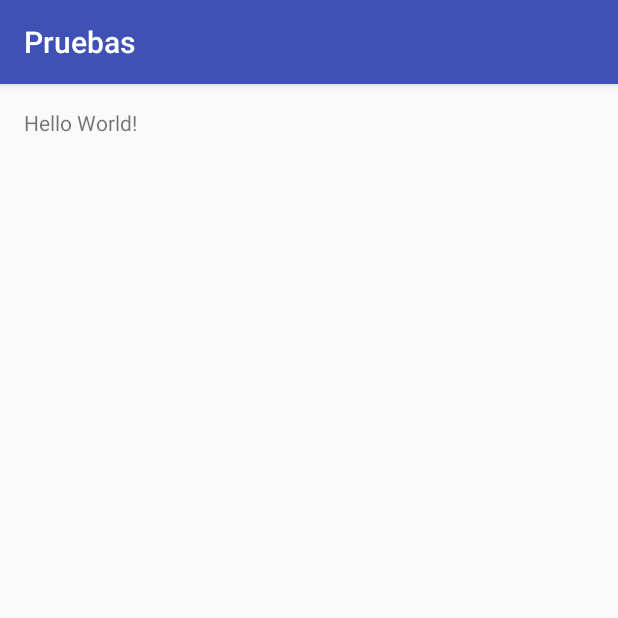
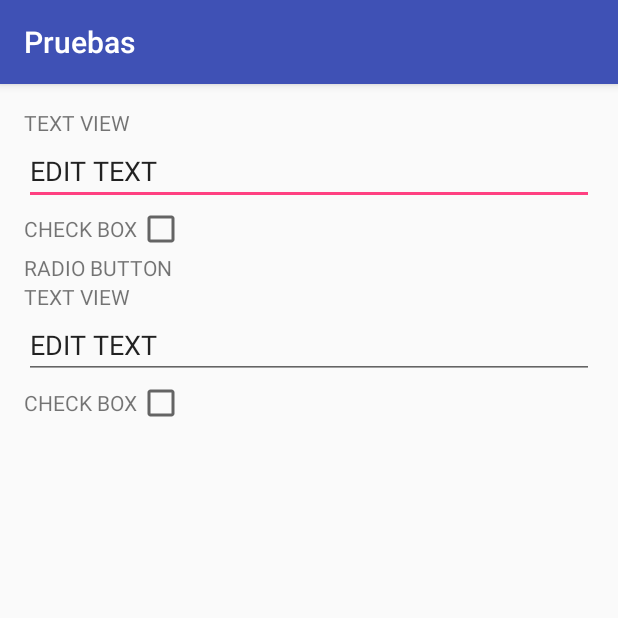
Before and after one commit to blandon1992/Pruebas, an Android app: the screen it shows after launch (MainActivity), on a phone screen of 412 x 824 dp, the top half of it. Run offline under Robolectric (Android 15) with nearby library versions, the phone set to English and light mode, and no system bars.

Commit message:
ya muestra diferentes items en el recyclerview

```diff
--- a/RV_Multiply_View/build.gradle
+++ b/RV_Multiply_View/build.gradle
@@ -20,7 +20,10 @@ android {
 }
 
 dependencies {
-    compile fileTree(dir: 'libs', include: ['*.jar'])
+    compile fileTree(include: ['*.jar'], dir: 'libs')
     testCompile 'junit:junit:4.12'
     compile 'com.android.support:appcompat-v7:24.2.1'
+    compile 'com.android.support:recyclerview-v7:25.0.0'
+    compile 'com.github.gcacace:signature-pad:1.2.0'
+
 }
--- /dev/null
+++ b/RV_Multiply_View/src/main/java/com/example/desarrollo5/pruebas/AdaptadorCampos.java
@@ -0,0 +1,82 @@
+package com.example.desarrollo5.pruebas;
+
+
+import android.support.v7.widget.RecyclerView;
+import android.view.LayoutInflater;
+import android.view.View;
+import android.view.ViewGroup;
+
+import java.util.List;
+
+public class AdaptadorCampos extends RecyclerView.Adapter<RecyclerView.ViewHolder>{
+
+    private List<String> TipoCampo;
+
+    public AdaptadorCampos(List<String> tipoCampo) {
+        TipoCampo = tipoCampo;
+    }
+
+    @Override
+    public RecyclerView.ViewHolder onCreateViewHolder(ViewGroup parent, int viewType) {
+        View view;
+        switch (viewType) {
+            case 0:
+                view = LayoutInflater.from(parent.getContext()).inflate(R.layout.text_view, parent, false);
+                return new TextView(view);
+            case 1:
+                view = LayoutInflater.from(parent.getContext()).inflate(R.layout.edit_text, parent, false);
+                return new EditText(view);
+            case 2:
+                view = LayoutInflater.from(parent.getContext()).inflate(R.layout.check_box, parent, false);
+                return new CheckBox(view);
+            case 3:
+                view = LayoutInflater.from(parent.getContext()).inflate(R.layout.radio_button, parent, false);
+                return new RadioButton(view);
+        }
+        return null;
+    }
+
+    @Override
+    public void onBindViewHolder(RecyclerView.ViewHolder holder, int position) {
+
+    }
+
+    @Override
+    public int getItemCount() {
+        return TipoCampo.size();
+    }
+
+    @Override
+    public int getItemViewType(int position) {
+        return Integer.parseInt(TipoCampo.get(position));
+    }
+
+    public static class TextView extends RecyclerView.ViewHolder{
+
+        public TextView(View itemView) {
+            super(itemView);
+        }
+    }
+
+    public static class EditText extends RecyclerView.ViewHolder{
+
+        public EditText(View itemView) {
+            super(itemView);
+        }
+    }
+
+    public static class CheckBox extends RecyclerView.ViewHolder{
+
+        public CheckBox(View itemView) {
+            super(itemView);
+        }
+    }
+
+    public static class RadioButton extends RecyclerView.ViewHolder{
+
+        public RadioButton(View itemView) {
+            super(itemView);
+        }
+    }
+
+}
--- a/RV_Multiply_View/src/main/java/com/example/desarrollo5/pruebas/MainActivity.java
+++ b/RV_Multiply_View/src/main/java/com/example/desarrollo5/pruebas/MainActivity.java
@@ -2,12 +2,37 @@ package com.example.desarrollo5.pruebas;
 
 import android.support.v7.app.AppCompatActivity;
 import android.os.Bundle;
+import android.support.v7.widget.DefaultItemAnimator;
+import android.support.v7.widget.LinearLayoutManager;
+import android.support.v7.widget.OrientationHelper;
+import android.support.v7.widget.RecyclerView;
+
+import java.util.ArrayList;
+import java.util.List;
 
 public class MainActivity extends AppCompatActivity {
+
+    private List<String> tipoFormularios;
 
     @Override
     protected void onCreate(Bundle savedInstanceState) {
         super.onCreate(savedInstanceState);
         setContentView(R.layout.activity_main);
+
+        tipoFormularios = new ArrayList<String>();
+        for(int j = 0;j<4;j++){
+            tipoFormularios.add(Integer.toString(j));
+        }
+        for(int j = 0;j<3;j++){
+            tipoFormularios.add(Integer.toString(j));
+        }
+
+        AdaptadorCampos adapter = new AdaptadorCampos(tipoFormularios);
+        LinearLayoutManager linearLayoutManager = new LinearLayoutManager(this, OrientationHelper.VERTICAL, false);
+        RecyclerView mRecyclerView = (RecyclerView) findViewById(R.id.rvCampos);
+        mRecyclerView.setLayoutManager(linearLayoutManager);
+        mRecyclerView.setItemAnimator(new DefaultItemAnimator());
+        mRecyclerView.setAdapter(adapter);
+
     }
 }
--- a/RV_Multiply_View/src/main/res/layout/activity_main.xml
+++ b/RV_Multiply_View/src/main/res/layout/activity_main.xml
@@ -1,5 +1,5 @@
 <?xml version="1.0" encoding="utf-8"?>
-<RelativeLayout xmlns:android="http://schemas.android.com/apk/res/android"
+<LinearLayout xmlns:android="http://schemas.android.com/apk/res/android"
     xmlns:tools="http://schemas.android.com/tools"
     android:layout_width="match_parent"
     android:layout_height="match_parent"
@@ -9,8 +9,9 @@
     android:paddingTop="@dimen/activity_vertical_margin"
     tools:context="com.example.desarrollo5.pruebas.MainActivity">
 
-    <TextView
-        android:layout_width="wrap_content"
-        android:layout_height="wrap_content"
-        android:text="Hello World!" />
-</RelativeLayout>
+    <android.support.v7.widget.RecyclerView
+        android:layout_width="match_parent"
+        android:layout_height="match_parent"
+        android:id="@+id/rvCampos"/>
+
+</LinearLayout>
--- a/RV_Multiply_View/src/main/res/layout/check_box.xml
+++ b/RV_Multiply_View/src/main/res/layout/check_box.xml
@@ -1,12 +1,13 @@
 <?xml version="1.0" encoding="utf-8"?>
 <LinearLayout xmlns:android="http://schemas.android.com/apk/res/android"
     android:orientation="horizontal" android:layout_width="match_parent"
-    android:layout_height="match_parent">
+    android:layout_height="wrap_content">
 
     <TextView
         android:layout_width="wrap_content"
         android:layout_height="wrap_content"
-        android:id="@+id/tvCheckBox" />
+        android:id="@+id/tvCheckBox"
+        android:text="CHECK BOX"/>
 
     <CheckBox
         android:layout_width="wrap_content"
--- a/RV_Multiply_View/src/main/res/layout/radio_button.xml
+++ b/RV_Multiply_View/src/main/res/layout/radio_button.xml
@@ -5,6 +5,7 @@
 
     <TextView
         android:id="@+id/tv_marca_auto"
+        android:text="RADIO BUTTON"
         android:layout_width="wrap_content"
         android:layout_height="wrap_content" />
 
--- a/RV_Multiply_View/src/main/res/values/strings.xml
+++ b/RV_Multiply_View/src/main/res/values/strings.xml
@@ -1,3 +1,5 @@
 <resources>
     <string name="app_name">Pruebas</string>
+    <string name="borrar">Borrar</string>
+    <string name="editar">Editar</string>
 </resources>
```
Also changed, not shown: RV_Multiply_View/src/main/res/layout/edit_text.xml (+2 -14 lines), RV_Multiply_View/src/main/res/layout/text_view.xml (+2 -15 lines), RV_Multiply_View/src/main/res/values/colors.xml (+9 -0 lines).
